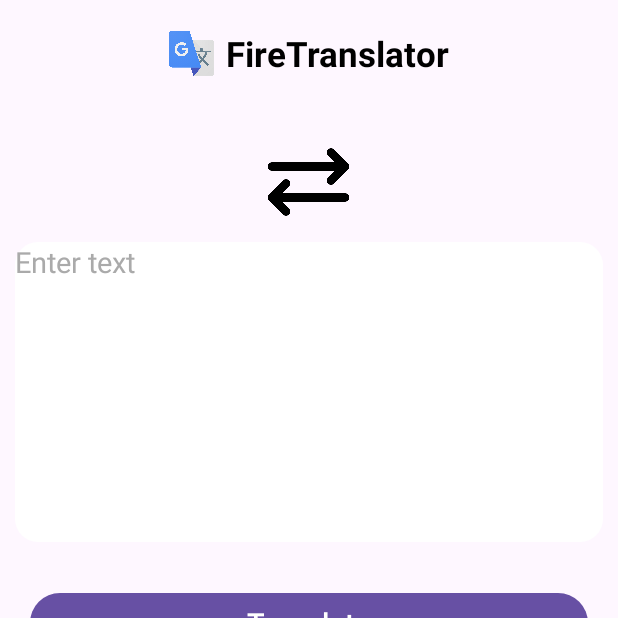
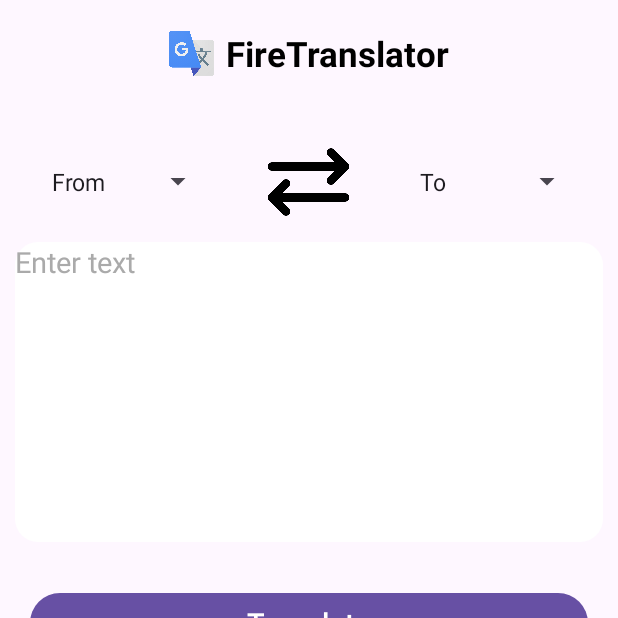
Before and after one commit to azubillagasdam1/LinguaForge, an Android app: the MainActivity screen opened directly, with no data from a screen before it, on a phone screen of 412 x 824 dp, the top half of it. Run offline under Robolectric (Android 15) with nearby library versions, the phone set to English and light mode, and no system bars.

Commit message:
muchos cambios pero no funciona traductor

```diff
--- a/app/build.gradle.kts
+++ b/app/build.gradle.kts
@@ -44,18 +44,21 @@ dependencies {
     implementation(libs.material)
     implementation(libs.androidx.activity)
     implementation(libs.androidx.constraintlayout)
-    implementation(libs.play.services.auth)
-    implementation(libs.firebase.firestore.ktx)
     testImplementation(libs.junit)
     androidTestImplementation(libs.androidx.junit)
     androidTestImplementation(libs.androidx.espresso.core)
+
+    implementation(libs.play.services.auth)
+    implementation(libs.firebase.firestore.ktx)
     //firebaseDefault
 
     implementation("com.google.firebase:firebase-analytics")
+
     implementation("com.google.firebase:firebase-core:21.1.1")
     implementation("com.google.firebase:firebase-ml-natural-language:22.0.0")
     implementation("com.google.firebase:firebase-ml-natural-language-translate-model:20.0.8")
     implementation("com.google.firebase:firebase-ml-natural-language-language-id-model:20.0.7")
+
 
     implementation("com.google.firebase:firebase-firestore:21.1.1") // Usa la misma versión de Firebase Core
     implementation("com.google.firebase:firebase-auth-ktx:22.3.1")
@@ -64,9 +67,4 @@ dependencies {
     implementation("com.google.firebase:firebase-storage-ktx:20.3.0")
 
 
-    implementation(platform("com.google.firebase:firebase-bom:32.7.1"))
-
-
-
-
 }
--- a/app/src/main/java/com/example/linguaforge/activitys/MainActivity.kt
+++ b/app/src/main/java/com/example/linguaforge/activitys/MainActivity.kt
@@ -28,10 +28,6 @@ class MainActivity : AppCompatActivity() {
     private var fromLanguageCode = 0
     private var toLanguageCode = 0
 
-    private lateinit var idioma1: String
-    private lateinit var idioma2: String
-    private lateinit var clave: String
-
     private var fromLanguages = arrayOf(
             "From", "English", "Welsh", "Hindi", "Urdu", "Afrikaans", "Arabic",
             "Belarusian", "Bulgarian", "Bengali", "Catalan", "Czech", "Danish", "Dutch",
@@ -59,10 +55,6 @@ class MainActivity : AppCompatActivity() {
     override fun onCreate(savedInstanceState: Bundle?) {
         super.onCreate(savedInstanceState)
         setContentView(R.layout.activity_main)
-        idioma1 = intent.getStringExtra("idioma1") ?: ""
-        idioma2 = intent.getStringExtra("idioma2") ?: ""
-        clave = intent.getStringExtra("clave") ?: ""
-
 
         fromSpinner = findViewById(R.id.idFromSpinner)
         toSpinner = findViewById(R.id.idToSpinner)
--- a/app/src/main/res/layout/activity_main.xml
+++ b/app/src/main/res/layout/activity_main.xml
@@ -52,7 +52,7 @@
             android:layout_width="match_parent"
             android:layout_height="60dp">
 
-            <TextView
+            <Spinner
                 android:layout_width="0dp"
                 android:layout_height="wrap_content"
                 android:layout_weight="1"
@@ -68,7 +68,7 @@
                 android:src="@drawable/exchange"
                 android:layout_gravity="center" />
 
-            <TextView
+            <Spinner
                 android:layout_width="0dp"
                 android:layout_height="wrap_content"
                 android:layout_weight="1"
```
